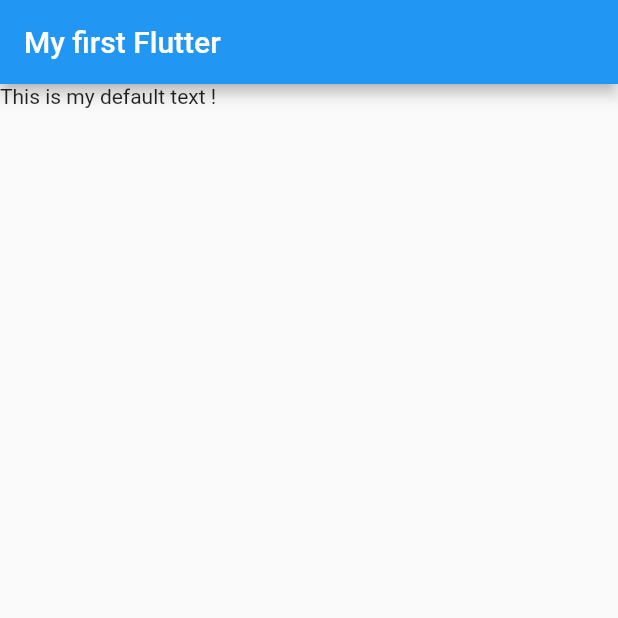
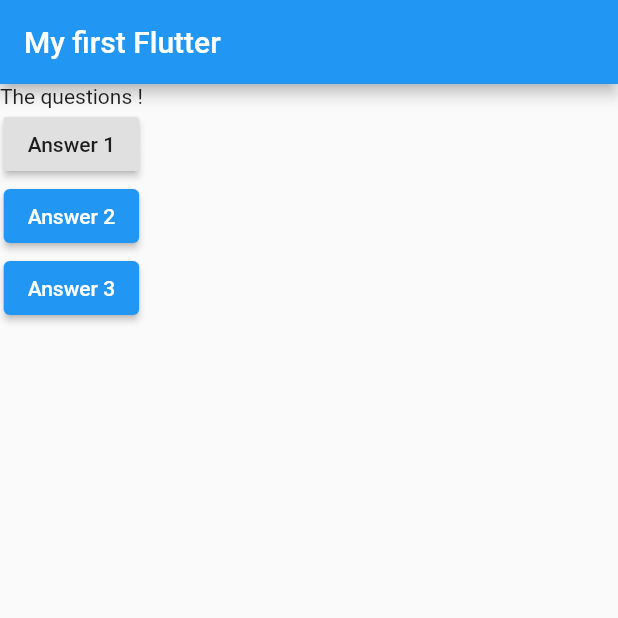
Before and after one commit to YEANSEYHA/flutter-quiz-app, a Flutter app: the screen it shows after launch, on a phone screen of 412 x 824 dp, the top half of it. Run offline on Flutter 3.47's test engine with Material 2 defaults, Android fonts, the phone set to English and light mode, and no system bars.

Commit message:
31 - Connect Functions and Buttons

```diff
--- a/lib/main.dart
+++ b/lib/main.dart
@@ -6,14 +6,29 @@ import 'package:flutter/material.dart';
 void main() => runApp(MyApp());
 
 class MyApp extends StatelessWidget {
+  void answerQuestion(){
+    print('Answer Chosen');
+  }
+
   @override
   Widget build(BuildContext context) {
+    var questions = [
+      'What is your favorite color ?',
+      'What is your favorite team?'
+    ];
     return MaterialApp(
       home: Scaffold(
         appBar: AppBar(
           title: Text('My first Flutter'),
         ),
-        body: Text('This is my default text !'),
+        body: Column(
+          children: [
+            Text('The questions !'),
+            RaisedButton(child: Text('Answer 1'), onPressed: answerQuestion),
+            ElevatedButton(child: Text('Answer 2'), onPressed: answerQuestion),
+            ElevatedButton(child: Text('Answer 3'), onPressed: answerQuestion),
+          ],
+        ),
       ),
     );
   }
```
